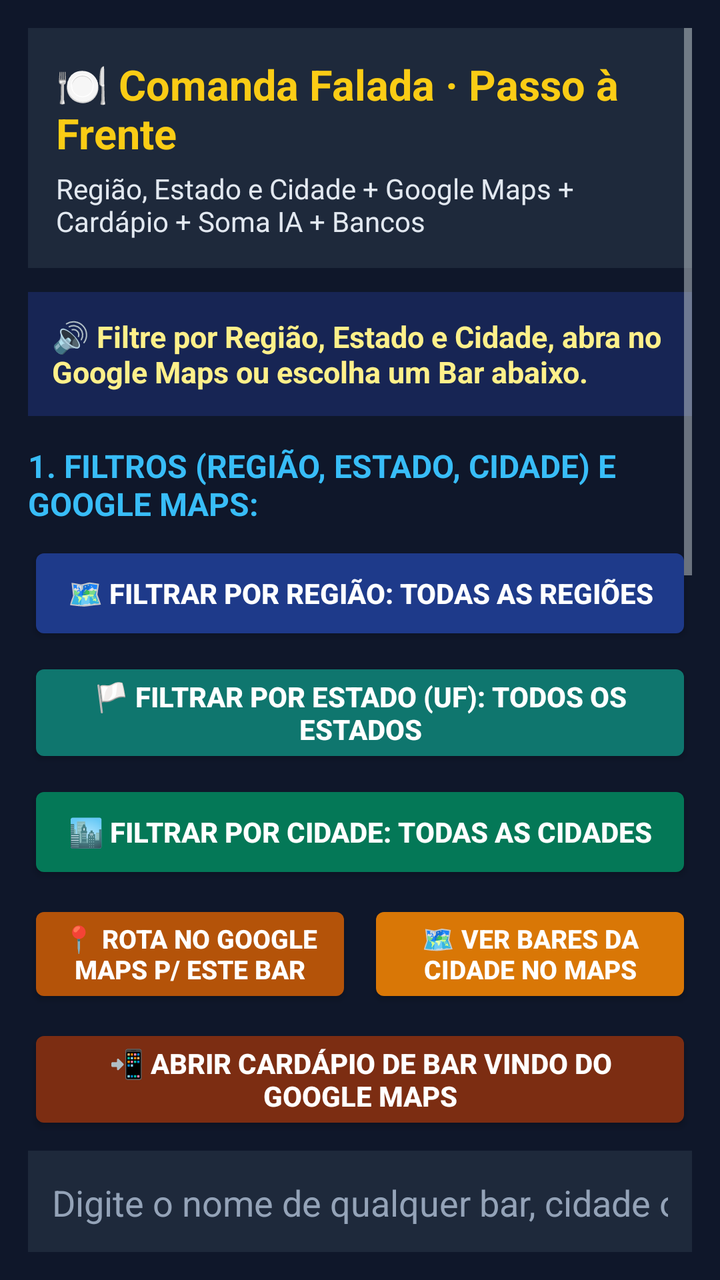
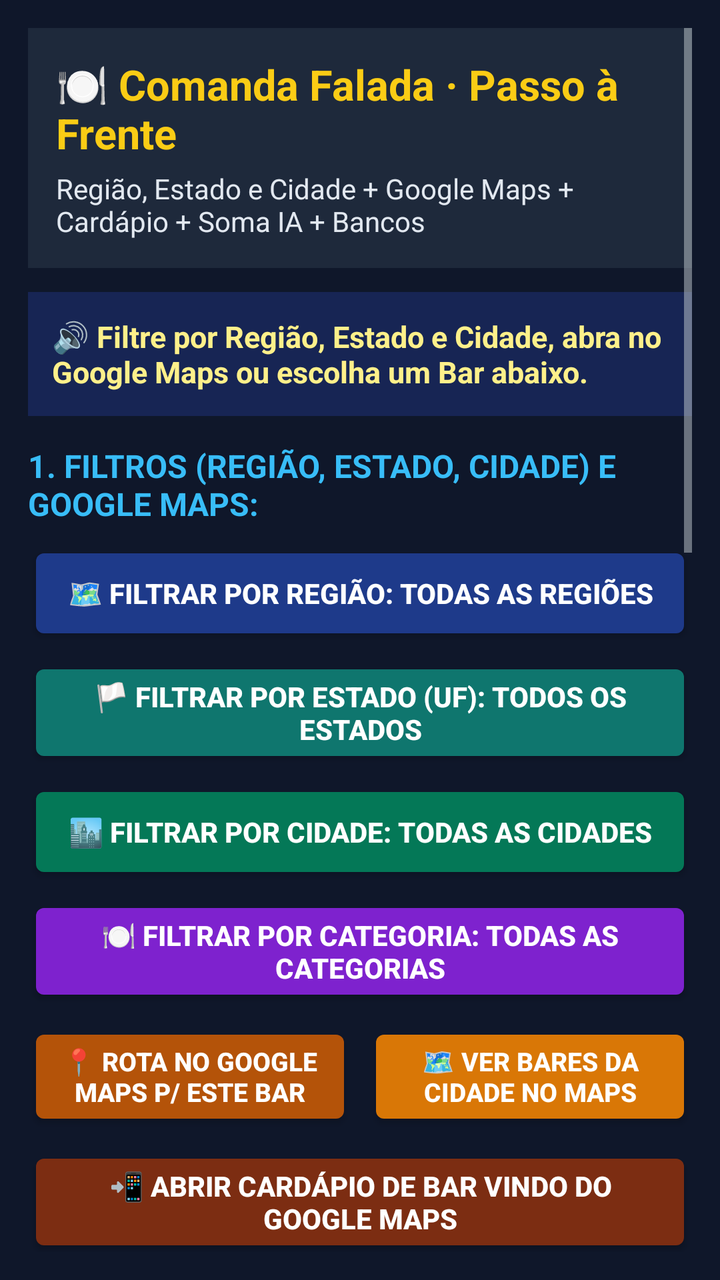

Screens rendered from an Android XML layout before and after an edit, with the pre-edit source and the edit as a unified diff.
<!-- AndroidManifest.xml: application theme android:Theme.DeviceDefault.NoActionBar -->
<!-- res/layout/activity_main.xml -->
<?xml version="1.0" encoding="utf-8"?>
<ScrollView xmlns:android="http://schemas.android.com/apk/res/android"
    android:layout_width="match_parent"
    android:layout_height="match_parent"
    android:padding="14dp"
    android:background="#0F172A">

    <LinearLayout
        android:layout_width="match_parent"
        android:layout_height="wrap_content"
        android:orientation="vertical">

        
        <LinearLayout
            android:layout_width="match_parent"
            android:layout_height="wrap_content"
            android:orientation="vertical"
            android:background="#1E293B"
            android:padding="14dp"
            android:layout_marginBottom="12dp">

            <TextView
                android:id="@+id/tvTitulo"
                android:layout_width="match_parent"
                android:layout_height="wrap_content"
                android:text="🍽️ Comanda Falada · Passo à Frente"
                android:textSize="21sp"
                android:textStyle="bold"
                android:textColor="#FACC15"
                android:contentDescription="Aplicativo Comanda Falada, Passo à Frente. Filtre por Região, Estado e Cidade, integre com o Google Maps, ouça o cardápio, some a comanda pela IA e pague nos bancos do celular." />

            <TextView
                android:id="@+id/tvSubtitulo"
                android:layout_width="match_parent"
                android:layout_height="wrap_content"
                android:text="Região, Estado e Cidade + Google Maps + Cardápio + Soma IA + Bancos"
                android:textSize="14sp"
                android:textColor="#E2E8F0"
                android:layout_marginTop="4dp" />
        </LinearLayout>

        
        <TextView
            android:id="@+id/tvResultado"
            android:layout_width="match_parent"
            android:layout_height="wrap_content"
            android:background="#172554"
            android:padding="12dp"
            android:text="🔊 Filtre por Região, Estado e Cidade, abra no Google Maps ou escolha um Bar abaixo."
            android:textSize="15sp"
            android:textStyle="bold"
            android:textColor="#FEF08A"
            android:accessibilityLiveRegion="polite"
            android:layout_marginBottom="14dp" />

        
        <TextView
            android:layout_width="match_parent"
            android:layout_height="wrap_content"
            android:text="1. FILTROS (REGIÃO, ESTADO, CIDADE) E GOOGLE MAPS:"
            android:textSize="16sp"
            android:textStyle="bold"
            android:textColor="#38BDF8"
            android:layout_marginBottom="8dp" />

        <Button
            android:id="@+id/btnFiltroRegiao"
            android:layout_width="match_parent"
            android:layout_height="wrap_content"
            android:minHeight="52dp"
            android:text="🗺️ Filtrar por Região: Todas as Regiões"
            android:textSize="14sp"
            android:textStyle="bold"
            android:textColor="#FFFFFF"
            android:backgroundTint="#1E3A8A"
            android:layout_marginBottom="6dp" />

        <Button
            android:id="@+id/btnFiltroEstado"
            android:layout_width="match_parent"
            android:layout_height="wrap_content"
            android:minHeight="52dp"
            android:text="🏳️ Filtrar por Estado (UF): Todos os Estados"
            android:textSize="14sp"
            android:textStyle="bold"
            android:textColor="#FFFFFF"
            android:backgroundTint="#0F766E"
            android:layout_marginBottom="6dp" />

        <Button
            android:id="@+id/btnFiltroCidade"
            android:layout_width="match_parent"
            android:layout_height="wrap_content"
            android:minHeight="52dp"
            android:text="🏙️ Filtrar por Cidade: Todas as Cidades"
            android:textSize="14sp"
            android:textStyle="bold"
            android:textColor="#FFFFFF"
            android:backgroundTint="#047857"
            android:layout_marginBottom="8dp" />

        
        <LinearLayout
            android:layout_width="match_parent"
            android:layout_height="wrap_content"
            android:orientation="horizontal"
            android:layout_marginBottom="8dp">

            <Button
                android:id="@+id/btnGoogleMapsRota"
                android:layout_width="0dp"
                android:layout_height="wrap_content"
                android:layout_weight="1"
                android:minHeight="54dp"
                android:text="📍 Rota no Google Maps p/ Este Bar"
                android:textSize="13sp"
                android:textStyle="bold"
                android:textColor="#FFFFFF"
                android:backgroundTint="#B45309"
                android:layout_marginEnd="4dp" />

            <Button
                android:id="@+id/btnGoogleMapsExplorar"
                android:layout_width="0dp"
                android:layout_height="wrap_content"
                android:layout_weight="1"
                android:minHeight="54dp"
                android:text="🗺️ Ver Bares da Cidade no Maps"
                android:textSize="13sp"
                android:textStyle="bold"
                android:textColor="#FFFFFF"
                android:backgroundTint="#D97706"
                android:layout_marginStart="4dp" />
        </LinearLayout>

        <Button
            android:id="@+id/btnImportarBarDoMaps"
            android:layout_width="match_parent"
            android:layout_height="wrap_content"
            android:minHeight="52dp"
            android:text="📲 Abrir Cardápio de Bar Vindo do Google Maps"
            android:textSize="14sp"
            android:textStyle="bold"
            android:textColor="#FFFFFF"
            android:backgroundTint="#7C2D12"
            android:contentDescription="Abrir cardápio de qualquer bar aberto ou compartilhado pelo Google Maps"
            android:layout_marginBottom="8dp" />

        
        <EditText
            android:id="@+id/etBuscaQualquerBar"
            android:layout_width="match_parent"
            android:layout_height="wrap_content"
            android:minHeight="52dp"
            android:hint="Digite o nome de qualquer bar, cidade ou estado..."
            android:textColor="#FFFFFF"
            android:textColorHint="#94A3B8"
            android:background="#1E293B"
            android:padding="12dp"
            android:singleLine="true"
            android:inputType="text"
            android:contentDescription="Caixa de texto para localizar qualquer bar, restaurante, bairro ou cidade com cardápio disponível"
            android:layout_marginBottom="6dp" />

        <LinearLayout
            android:layout_width="match_parent"
            android:layout_height="wrap_content"
            android:orientation="horizontal"
            android:layout_marginBottom="8dp">

            <Button
                android:id="@+id/btnLocalizarBarTexto"
                android:layout_width="0dp"
                android:layout_height="wrap_content"
                android:layout_weight="1"
                android:minHeight="54dp"
                android:text="🔎 Localizar Bar / Cardápio"
                android:textSize="13sp"
                android:textStyle="bold"
                android:textColor="#FFFFFF"
                android:backgroundTint="#0284C7"
                android:layout_marginEnd="4dp" />

            <Button
                android:id="@+id/btnBuscarVozLocal"
                android:layout_width="0dp"
                android:layout_height="wrap_content"
                android:layout_weight="1"
                android:minHeight="54dp"
                android:text="🎤 Localizar por Voz"
                android:textSize="13sp"
                android:textStyle="bold"
                android:textColor="#FFFFFF"
                android:backgroundTint="#6D28D9"
                android:layout_marginStart="4dp" />
        </LinearLayout>

        
        <LinearLayout
            android:layout_width="match_parent"
            android:layout_height="wrap_content"
            android:orientation="horizontal"
            android:layout_marginBottom="10dp">

            <Button
                android:id="@+id/btnFiltroAcustico"
                android:layout_width="0dp"
                android:layout_height="wrap_content"
                android:layout_weight="1"
                android:minHeight="50dp"
                android:text="🔉 Só Conforto Acústico"
                android:textSize="13sp"
                android:textColor="#FFFFFF"
                android:backgroundTint="#0369A1"
                android:layout_marginEnd="4dp" />

            <Button
                android:id="@+id/btnFiltroTodos"
                android:layout_width="0dp"
                android:layout_height="wrap_content"
                android:layout_weight="1"
                android:minHeight="50dp"
                android:text="🔄 Limpar Filtros"
                android:textSize="13sp"
                android:textColor="#FFFFFF"
                android:backgroundTint="#334155"
                android:layout_marginStart="4dp" />
        </LinearLayout>

        
        <LinearLayout
            android:id="@+id/containerEstabelecimentos"
            android:layout_width="match_parent"
            android:layout_height="wrap_content"
            android:orientation="vertical"
            android:layout_marginBottom="16dp" />

        
        <TextView
            android:id="@+id/tvTituloCardapio"
            android:layout_width="match_parent"
            android:layout_height="wrap_content"
            android:text="2. CARDÁPIO DO ESTABELECIMENTO:"
            android:textSize="17sp"
            android:textStyle="bold"
            android:textColor="#FACC15"
            android:layout_marginBottom="6dp" />

        <Button
            android:id="@+id/btnPedirPorVoz"
            android:layout_width="match_parent"
            android:layout_height="wrap_content"
            android:minHeight="54dp"
            android:text="🎙️ Falar Pedido para a IA Somar na Comanda"
            android:textSize="15sp"
            android:textStyle="bold"
            android:textColor="#FFFFFF"
            android:backgroundTint="#0F766E"
            android:layout_marginBottom="8dp" />

        
        <LinearLayout
            android:id="@+id/containerCardapio"
            android:layout_width="match_parent"
            android:layout_height="wrap_content"
            android:orientation="vertical"
            android:layout_marginBottom="16dp" />

        
        <TextView
            android:layout_width="match_parent"
            android:layout_height="wrap_content"
            android:text="3. SUA COMANDA E SOMA AUTOMÁTICA DA IA:"
            android:textSize="17sp"
            android:textStyle="bold"
            android:textColor="#4ADE80"
            android:layout_marginBottom="6dp" />

        <TextView
            android:id="@+id/tvResumoComanda"
            android:layout_width="match_parent"
            android:layout_height="wrap_content"
            android:background="#1E293B"
            android:padding="14dp"
            android:text="Sua comanda está vazia. Toque nos itens do cardápio acima para adicionar."
            android:textSize="15sp"
            android:textColor="#F8FAFC"
            android:layout_marginBottom="8dp" />

        <LinearLayout
            android:layout_width="match_parent"
            android:layout_height="wrap_content"
            android:orientation="horizontal"
            android:layout_marginBottom="10dp">

            <Button
                android:id="@+id/btnOuvirComanda"
                android:layout_width="0dp"
                android:layout_height="wrap_content"
                android:layout_weight="1"
                android:minHeight="52dp"
                android:text="🔊 Ouvir Soma"
                android:textSize="14sp"
                android:textColor="#FFFFFF"
                android:backgroundTint="#1D4ED8"
                android:layout_marginEnd="4dp" />

            <Button
                android:id="@+id/btnAlterarTeto"
                android:layout_width="0dp"
                android:layout_height="wrap_content"
                android:layout_weight="1"
                android:minHeight="52dp"
                android:text="🎯 Teto: R$ 100"
                android:textSize="14sp"
                android:textColor="#FFFFFF"
                android:backgroundTint="#4338CA"
                android:layout_marginStart="4dp"
                android:layout_marginEnd="4dp" />

            <Button
                android:id="@+id/btnLimparComanda"
                android:layout_width="0dp"
                android:layout_height="wrap_content"
                android:layout_weight="1"
                android:minHeight="52dp"
                android:text="🗑️ Limpar"
                android:textSize="14sp"
                android:textColor="#FFFFFF"
                android:backgroundTint="#991B1B"
                android:layout_marginStart="4dp" />
        </LinearLayout>

        
        <TextView
            android:layout_width="match_parent"
            android:layout_height="wrap_content"
            android:text="4. PAGAMENTO PIX NOS BANCOS DO SEU CELULAR:"
            android:textSize="17sp"
            android:textStyle="bold"
            android:textColor="#FACC15"
            android:layout_marginBottom="6dp" />

        <Button
            android:id="@+id/btnPagarBanco"
            android:layout_width="match_parent"
            android:layout_height="wrap_content"
            android:minHeight="64dp"
            android:text="🏦 COPIAR PIX E ABRIR APP DO BANCO NO CELULAR"
            android:textSize="16sp"
            android:textStyle="bold"
            android:textColor="#FFFFFF"
            android:backgroundTint="#15803D"
            android:layout_marginBottom="8dp" />

        <LinearLayout
            android:id="@+id/containerBancosInstalados"
            android:layout_width="match_parent"
            android:layout_height="wrap_content"
            android:orientation="vertical"
            android:layout_marginBottom="18dp" />

        
        <TextView
            android:layout_width="match_parent"
            android:layout_height="wrap_content"
            android:text="5. CASOS DE TESTE DA DISCIPLINA (AI4GOOD):"
            android:textSize="15sp"
            android:textStyle="bold"
            android:textColor="#94A3B8"
            android:layout_marginBottom="6dp" />

        <Button
            android:id="@+id/btnCaso1"
            android:layout_width="match_parent"
            android:layout_height="wrap_content"
            android:minHeight="48dp"
            android:text="Caso 1: Buscar Bar com Conforto Acústico"
            android:textSize="14sp"
            android:textColor="#FFFFFF"
            android:backgroundTint="#334155"
            android:layout_marginBottom="6dp" />

        <Button
            android:id="@+id/btnCaso2"
            android:layout_width="match_parent"
            android:layout_height="wrap_content"
            android:minHeight="48dp"
            android:text="Caso 2: Pedido Caldinho + Suco (R$ 22,00) e Pix"
            android:textSize="14sp"
            android:textColor="#FFFFFF"
            android:backgroundTint="#334155"
            android:layout_marginBottom="6dp" />

        <Button
            android:id="@+id/btnCaso3"
            android:layout_width="match_parent"
            android:layout_height="wrap_content"
            android:minHeight="48dp"
            android:text="Caso 3: Testar Ruído de Bar (Onde a IA Erra)"
            android:textSize="14sp"
            android:textColor="#FFFFFF"
            android:backgroundTint="#334155"
            android:layout_marginBottom="16dp" />

    </LinearLayout>
</ScrollView>
<!-- resources referenced by this layout -->
<resources>

</resources>

<!-- the commit's change to res/layout/activity_main.xml (unified diff, before → after) -->
@@ -97,6 +97,18 @@
             android:textStyle="bold"
             android:textColor="#FFFFFF"
             android:backgroundTint="#047857"
+            android:layout_marginBottom="6dp" />
+
+        <Button
+            android:id="@+id/btnFiltroCategoria"
+            android:layout_width="match_parent"
+            android:layout_height="wrap_content"
+            android:minHeight="52dp"
+            android:text="🍽️ Filtrar por Categoria: Todas as Categorias"
+            android:textSize="14sp"
+            android:textStyle="bold"
+            android:textColor="#FFFFFF"
+            android:backgroundTint="#7E22CE"
             android:layout_marginBottom="8dp" />
 
         
@@ -152,14 +164,14 @@
             android:layout_width="match_parent"
             android:layout_height="wrap_content"
             android:minHeight="52dp"
-            android:hint="Digite o nome de qualquer bar, cidade ou estado..."
+            android:hint="Digite qualquer restaurante, padaria, pizzaria, café, museu ou cidade..."
             android:textColor="#FFFFFF"
             android:textColorHint="#94A3B8"
             android:background="#1E293B"
             android:padding="12dp"
             android:singleLine="true"
             android:inputType="text"
-            android:contentDescription="Caixa de texto para localizar qualquer bar, restaurante, bairro ou cidade com cardápio disponível"
+            android:contentDescription="Caixa de texto para localizar qualquer estabelecimento para comer ou visitar com cardápio disponível"
             android:layout_marginBottom="6dp" />
 
         <LinearLayout
@@ -174,7 +186,7 @@
                 android:layout_height="wrap_content"
                 android:layout_weight="1"
                 android:minHeight="54dp"
-                android:text="🔎 Localizar Bar / Cardápio"
+                android:text="🔎 Localizar Local / Cardápio"
                 android:textSize="13sp"
                 android:textStyle="bold"
                 android:textColor="#FFFFFF"
